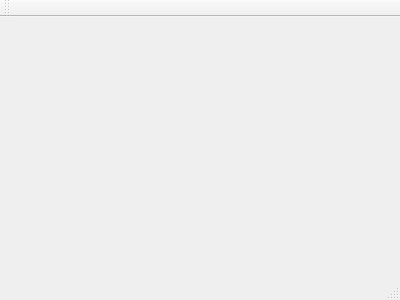
This is mainwindow.ui in Abu-Zakaria/AutoFilesBkup as Qt 5 draws it before an edit. The edited form follows.
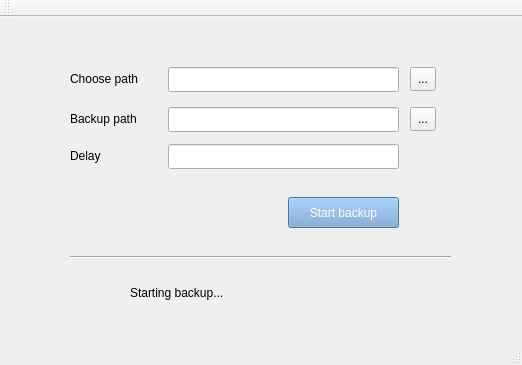
This is the edited form.

Patch:
```diff
--- a/mainwindow.ui
+++ b/mainwindow.ui
@@ -1,24 +1,209 @@
 <ui version="4.0">
  <class>MainWindow</class>
- <widget class="QMainWindow" name="MainWindow" >
-  <property name="geometry" >
+ <widget class="QMainWindow" name="MainWindow">
+  <property name="geometry">
    <rect>
     <x>0</x>
     <y>0</y>
-    <width>400</width>
-    <height>300</height>
+    <width>522</width>
+    <height>365</height>
    </rect>
   </property>
   <property name="windowTitle" >
    <string>MainWindow</string>
   </property>
-  <widget class="QMenuBar" name="menuBar" />
-  <widget class="QToolBar" name="mainToolBar" />
-  <widget class="QWidget" name="centralWidget" />
-  <widget class="QStatusBar" name="statusBar" />
+  <widget class="QWidget" name="centralWidget">
+   <widget class="QLabel" name="label">
+    <property name="geometry">
+     <rect>
+      <x>70</x>
+      <y>53</y>
+      <width>91</width>
+      <height>17</height>
+     </rect>
+    </property>
+    <property name="text">
+     <string>Choose path</string>
+    </property>
+    <property name="buddy">
+     <cstring>lineEdit</cstring>
+    </property>
+   </widget>
+   <widget class="QLineEdit" name="lineEdit">
+    <property name="geometry">
+     <rect>
+      <x>168</x>
+      <y>50</y>
+      <width>231</width>
+      <height>25</height>
+     </rect>
+    </property>
+   </widget>
+   <widget class="QToolButton" name="toolButton">
+    <property name="geometry">
+     <rect>
+      <x>410</x>
+      <y>50</y>
+      <width>26</width>
+      <height>24</height>
+     </rect>
+    </property>
+    <property name="text">
+     <string>...</string>
+    </property>
+   </widget>
+   <widget class="QLineEdit" name="lineEdit_2">
+    <property name="geometry">
+     <rect>
+      <x>168</x>
+      <y>90</y>
+      <width>231</width>
+      <height>25</height>
+     </rect>
+    </property>
+   </widget>
+   <widget class="QToolButton" name="toolButton_2">
+    <property name="geometry">
+     <rect>
+      <x>410</x>
+      <y>90</y>
+      <width>26</width>
+      <height>24</height>
+     </rect>
+    </property>
+    <property name="text">
+     <string>...</string>
+    </property>
+   </widget>
+   <widget class="QLabel" name="label_2">
+    <property name="geometry">
+     <rect>
+      <x>70</x>
+      <y>93</y>
+      <width>91</width>
+      <height>17</height>
+     </rect>
+    </property>
+    <property name="text">
+     <string>Backup path</string>
+    </property>
+    <property name="buddy">
+     <cstring>lineEdit_2</cstring>
+    </property>
+   </widget>
+   <widget class="QPushButton" name="pushButton">
+    <property name="geometry">
+     <rect>
+      <x>288</x>
+      <y>180</y>
+      <width>111</width>
+      <height>31</height>
+     </rect>
+    </property>
+    <property name="autoFillBackground">
+     <bool>false</bool>
+    </property>
+    <property name="styleSheet">
+     <string notr="true">background-color: rgb(114, 159, 207);
+color: #fefefe;</string>
+    </property>
+    <property name="text">
+     <string>Start backup</string>
+    </property>
+   </widget>
+   <widget class="QLineEdit" name="lineEdit_3">
+    <property name="geometry">
+     <rect>
+      <x>168</x>
+      <y>127</y>
+      <width>231</width>
+      <height>25</height>
+     </rect>
+    </property>
+   </widget>
+   <widget class="QLabel" name="label_3">
+    <property name="geometry">
+     <rect>
+      <x>70</x>
+      <y>130</y>
+      <width>91</width>
+      <height>17</height>
+     </rect>
+    </property>
+    <property name="text">
+     <string>Delay</string>
+    </property>
+    <property name="buddy">
+     <cstring>lineEdit_3</cstring>
+    </property>
+   </widget>
+   <widget class="Line" name="line">
+    <property name="geometry">
+     <rect>
+      <x>70</x>
+      <y>230</y>
+      <width>381</width>
+      <height>20</height>
+     </rect>
+    </property>
+    <property name="orientation">
+     <enum>Qt::Horizontal</enum>
+    </property>
+   </widget>
+   <widget class="QLabel" name="label_4">
+    <property name="geometry">
+     <rect>
+      <x>130</x>
+      <y>260</y>
+      <width>171</width>
+      <height>31</height>
+     </rect>
+    </property>
+    <property name="text">
+     <string>Starting backup...</string>
+    </property>
+   </widget>
+   <zorder>lineEdit</zorder>
+   <zorder>toolButton</zorder>
+   <zorder>lineEdit_2</zorder>
+   <zorder>label</zorder>
+   <zorder>label_2</zorder>
+   <zorder>toolButton_2</zorder>
+   <zorder>pushButton</zorder>
+   <zorder>lineEdit_3</zorder>
+   <zorder>label_3</zorder>
+   <zorder>line</zorder>
+   <zorder>label_4</zorder>
+  </widget>
+  <widget class="QMenuBar" name="menuBar">
+   <property name="geometry">
+    <rect>
+     <x>0</x>
+     <y>0</y>
+     <width>522</width>
+     <height>22</height>
+    </rect>
+   </property>
+  </widget>
+  <widget class="QToolBar" name="mainToolBar">
+   <attribute name="toolBarArea">
+    <enum>TopToolBarArea</enum>
+   </attribute>
+   <attribute name="toolBarBreak">
+    <bool>false</bool>
+   </attribute>
+  </widget>
+  <widget class="QStatusBar" name="statusBar"/>
  </widget>
- <layoutDefault spacing="6" margin="11" />
- <pixmapfunction></pixmapfunction>
+ <layoutdefault spacing="6" margin="11"/>
+ <tabstops>
+  <tabstop>lineEdit</tabstop>
+  <tabstop>toolButton</tabstop>
+  <tabstop>lineEdit_2</tabstop>
+  <tabstop>toolButton_2</tabstop>
+  <tabstop>lineEdit_3</tabstop>
+  <tabstop>pushButton</tabstop>
+ </tabstops>
  <resources/>
  <connections/>
 </ui>
```
Left out of the diff: 3 changed lines with no effect on the pictures.
